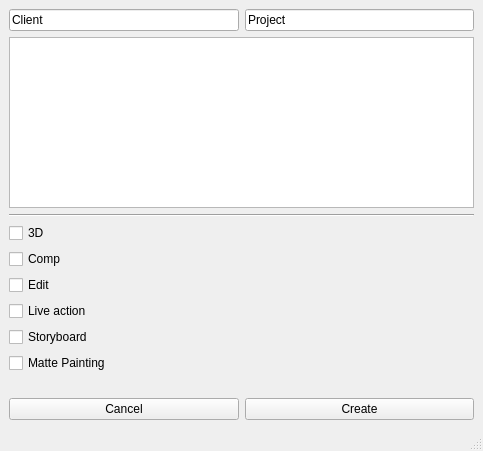
chrislyne/Toolbox, file pipelime/lm_projectWindow.ui: the form before one commit.
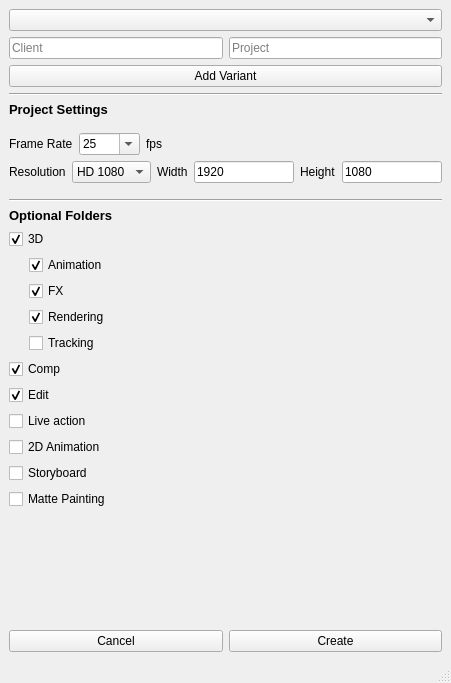
The form after the commit.

```diff
--- a/pipelime/lm_projectWindow.ui
+++ b/pipelime/lm_projectWindow.ui
@@ -6,8 +6,8 @@
    <rect>
     <x>0</x>
     <y>0</y>
-    <width>483</width>
-    <height>451</height>
+    <width>451</width>
+    <height>683</height>
    </rect>
   </property>
   <property name="windowTitle">
@@ -15,18 +15,37 @@
   </property>
   <widget class="QWidget" name="centralwidget">
    <layout class="QVBoxLayout" name="verticalLayout_2">
+    <item>
+     <widget class="QComboBox" name="comboBox_root">
+      <property name="currentIndex">
+       <number>-1</number>
+      </property>
+     </widget>
+    </item>
     <item>
      <layout class="QHBoxLayout" name="horizontalLayout">
       <item>
-       <widget class="QLineEdit" name="lineEdit_2">
+       <widget class="QLineEdit" name="lineEdit_client">
+        <property name="inputMask">
+         <string/>
+        </property>
         <property name="text">
+         <string/>
+        </property>
+        <property name="placeholderText">
          <string>Client</string>
         </property>
        </widget>
       </item>
       <item>
-       <widget class="QLineEdit" name="lineEdit">
+       <widget class="QLineEdit" name="lineEdit_project">
+        <property name="inputMask">
+         <string/>
+        </property>
         <property name="text">
+         <string/>
+        </property>
+        <property name="placeholderText">
          <string>Project</string>
         </property>
        </widget>
@@ -34,7 +53,21 @@
      </layout>
     </item>
     <item>
-     <widget class="QListView" name="listView"/>
+     <layout class="QVBoxLayout" name="VariantsLayout">
+      <property name="spacing">
+       <number>0</number>
+      </property>
+      <property name="topMargin">
+       <number>0</number>
+      </property>
+     </layout>
+    </item>
+    <item>
+     <widget class="QPushButton" name="variant_pushButton">
+      <property name="text">
+       <string>Add Variant</string>
+      </property>
+     </widget>
     </item>
     <item>
      <widget class="Line" name="line">
@@ -44,17 +77,274 @@
      </widget>
     </item>
     <item>
-     <widget class="QCheckBox" name="checkBox">
+     <widget class="QLabel" name="label_5">
+      <property name="font">
+       <font>
+        <pointsize>10</pointsize>
+        <weight>75</weight>
+        <bold>true</bold>
+       </font>
+      </property>
+      <property name="text">
+       <string>Project Settings</string>
+      </property>
+     </widget>
+    </item>
+    <item>
+     <layout class="QVBoxLayout" name="verticalLayout_3">
+      <property name="spacing">
+       <number>6</number>
+      </property>
+      <property name="topMargin">
+       <number>10</number>
+      </property>
+      <property name="bottomMargin">
+       <number>10</number>
+      </property>
+      <item>
+       <layout class="QHBoxLayout" name="horizontalLayout_5">
+        <property name="topMargin">
+         <number>0</number>
+        </property>
+        <property name="rightMargin">
+         <number>0</number>
+        </property>
+        <item>
+         <widget class="QLabel" name="label_3">
+          <property name="text">
+           <string>Frame Rate</string>
+          </property>
+         </widget>
+        </item>
+        <item>
+         <widget class="QComboBox" name="comboBox_frameRate">
+          <property name="maximumSize">
+           <size>
+            <width>70</width>
+            <height>16777215</height>
+           </size>
+          </property>
+          <property name="editable">
+           <bool>true</bool>
+          </property>
+          <property name="currentText">
+           <string>25</string>
+          </property>
+          <property name="currentIndex">
+           <number>2</number>
+          </property>
+          <item>
+           <property name="text">
+            <string>12</string>
+           </property>
+          </item>
+          <item>
+           <property name="text">
+            <string>24</string>
+           </property>
+          </item>
+          <item>
+           <property name="text">
+            <string>25</string>
+           </property>
+          </item>
+          <item>
+           <property name="text">
+            <string>29.97</string>
+           </property>
+          </item>
+          <item>
+           <property name="text">
+            <string>30</string>
+           </property>
+          </item>
+          <item>
+           <property name="text">
+            <string>60</string>
+           </property>
+          </item>
+         </widget>
+        </item>
+        <item>
+         <widget class="QLabel" name="label_6">
+          <property name="text">
+           <string>fps</string>
+          </property>
+         </widget>
+        </item>
+        <item>
+         <spacer name="horizontalSpacer_2">
+          <property name="orientation">
+           <enum>Qt::Horizontal</enum>
+          </property>
+          <property name="sizeHint" stdset="0">
+           <size>
+            <width>40</width>
+            <height>20</height>
+           </size>
+          </property>
+         </spacer>
+        </item>
+       </layout>
+      </item>
+      <item>
+       <layout class="QHBoxLayout" name="horizontalLayout_4">
+        <property name="topMargin">
+         <number>0</number>
+        </property>
+        <item>
+         <widget class="QLabel" name="label_7">
+          <property name="text">
+           <string>Resolution</string>
+          </property>
+         </widget>
+        </item>
+        <item>
+         <widget class="QComboBox" name="comboBox_resolution">
+          <item>
+           <property name="text">
+            <string comment="1920" extracomment="1080">HD 1080</string>
+           </property>
+          </item>
+          <item>
+           <property name="text">
+            <string>Custom</string>
+           </property>
+          </item>
+         </widget>
+        </item>
+        <item>
+         <widget class="QLabel" name="label">
+          <property name="text">
+           <string>Width</string>
+          </property>
+         </widget>
+        </item>
+        <item>
+         <widget class="QLineEdit" name="lineEdit_resW">
+          <property name="inputMask">
+           <string>0000</string>
+          </property>
+          <property name="text">
+           <string>1920</string>
+          </property>
+         </widget>
+        </item>
+        <item>
+         <widget class="QLabel" name="label_2">
+          <property name="text">
+           <string>Height</string>
+          </property>
+         </widget>
+        </item>
+        <item>
+         <widget class="QLineEdit" name="lineEdit_resH">
+          <property name="inputMask">
+           <string>0000</string>
+          </property>
+          <property name="text">
+           <string>1080</string>
+          </property>
+         </widget>
+        </item>
+       </layout>
+      </item>
+     </layout>
+    </item>
+    <item>
+     <widget class="Line" name="line_2">
+      <property name="orientation">
+       <enum>Qt::Horizontal</enum>
+      </property>
+     </widget>
+    </item>
+    <item>
+     <widget class="QLabel" name="label_4">
+      <property name="font">
+       <font>
+        <family>MS Shell Dlg 2</family>
+        <pointsize>10</pointsize>
+        <weight>75</weight>
+        <bold>true</bold>
+       </font>
+      </property>
+      <property name="text">
+       <string>Optional Folders</string>
+      </property>
+     </widget>
+    </item>
+    <item>
+     <widget class="QCheckBox" name="checkBox_3D">
       <property name="text">
        <string>3D</string>
       </property>
+      <property name="checked">
+       <bool>true</bool>
+      </property>
      </widget>
     </item>
     <item>
-     <widget class="QCheckBox" name="checkBox_2">
+     <layout class="QHBoxLayout" name="horizontalLayout_3">
+      <property name="leftMargin">
+       <number>20</number>
+      </property>
+      <property name="topMargin">
+       <number>0</number>
+      </property>
+      <item>
+       <layout class="QVBoxLayout" name="verticalLayout">
+        <property name="topMargin">
+         <number>0</number>
+        </property>
+        <item>
+         <widget class="QCheckBox" name="checkBox_anim">
+          <property name="text">
+           <string>Animation</string>
+          </property>
+          <property name="checked">
+           <bool>true</bool>
+          </property>
+         </widget>
+        </item>
+        <item>
+         <widget class="QCheckBox" name="checkBox_FX">
+          <property name="text">
+           <string>FX</string>
+          </property>
+          <property name="checked">
+           <bool>true</bool>
+          </property>
+         </widget>
+        </item>
+        <item>
+         <widget class="QCheckBox" name="checkBox_render">
+          <property name="text">
+           <string>Rendering</string>
+          </property>
+          <property name="checked">
+           <bool>true</bool>
+          </property>
+         </widget>
+        </item>
+        <item>
+         <widget class="QCheckBox" name="checkBox_track">
+          <property name="text">
+           <string>Tracking</string>
+          </property>
+         </widget>
+        </item>
+       </layout>
+      </item>
+     </layout>
+    </item>
+    <item>
+     <widget class="QCheckBox" name="checkBox_comp">
       <property name="text">
        <string>Comp</string>
       </property>
+      <property name="checked">
+       <bool>true</bool>
+      </property>
      </widget>
     </item>
     <item>
@@ -62,6 +352,9 @@
       <property name="text">
        <string>Edit</string>
       </property>
+      <property name="checked">
+       <bool>true</bool>
+      </property>
      </widget>
     </item>
     <item>
@@ -72,7 +365,14 @@
      </widget>
     </item>
     <item>
-     <widget class="QCheckBox" name="checkBox_5">
+     <widget class="QCheckBox" name="checkBox_2D">
+      <property name="text">
+       <string>2D Animation</string>
+      </property>
+     </widget>
+    </item>
+    <item>
+     <widget class="QCheckBox" name="checkBox_board">
       <property name="text">
        <string>Storyboard</string>
       </property>
```
Left out of the diff: 141 changed lines with no effect on the pictures.
